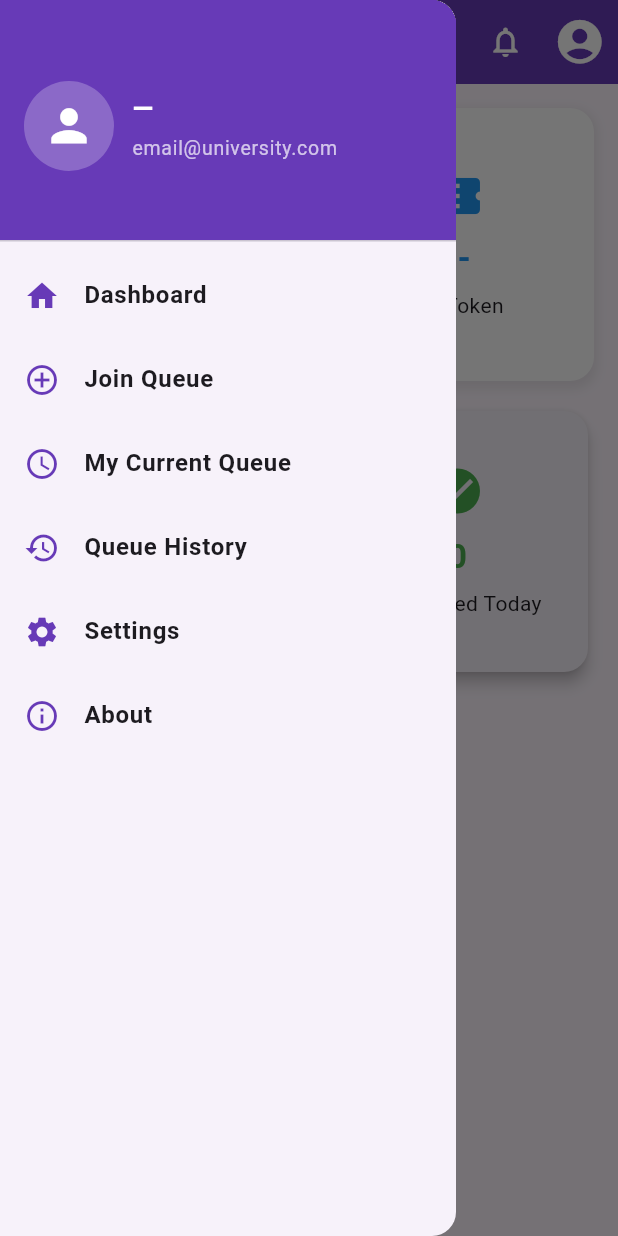
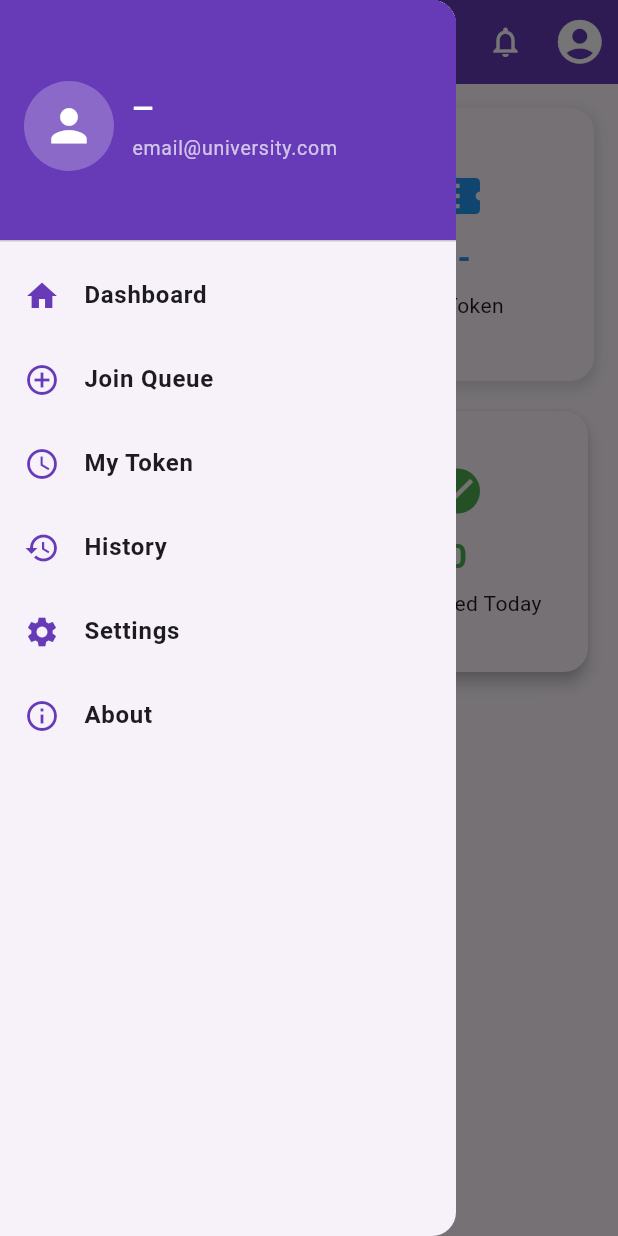
Before and after one commit to Sakshi-Kathwade/NOVA-QUEUE, a Flutter app: the QueueStatusScreen screen opened directly with empty values, with the side drawer open, on a phone screen of 412 x 824 dp. Run offline on Flutter 3.47's test engine with Material 3 defaults, Android fonts, the phone set to English and light mode, and no system bars; our stand-ins replace csv, firebase_auth, firebase_core, firebase_messaging, flutter_local_notifications, google_fonts and 6 more; missing offline and left inert: excel; accounts and stored records are empty; network calls fail.

Commit message:
in dark mode and  the translation some make changes

```diff
--- a/app_frontend/lib/Component_Student/student_dashboard.dart
+++ b/app_frontend/lib/Component_Student/student_dashboard.dart
@@ -243,7 +243,9 @@ class _QueueStatusScreenState extends State<QueueStatusScreen> {
         backgroundColor: Colors.deepPurple,
         foregroundColor: Colors.white,
         centerTitle: true,
-        title: const Text("NovaQueue – Student"),
+        title: Text(
+          "NovaQueue – ${Translations.translate('student', currentLanguage)}",
+        ),
         leading: IconButton(
           icon: const Icon(Icons.menu),
           onPressed: () => _scaffoldKey.currentState?.openDrawer(),
@@ -253,7 +255,14 @@ class _QueueStatusScreenState extends State<QueueStatusScreen> {
             icon: const Icon(Icons.notifications_none),
             onPressed: () {
               ScaffoldMessenger.of(context).showSnackBar(
-                const SnackBar(content: Text("No new notifications")),
+                SnackBar(
+                  content: Text(
+                    Translations.translate(
+                      'no_new_notifications',
+                      currentLanguage,
+                    ),
+                  ),
+                ),
               );
             },
           ),
@@ -344,12 +353,12 @@ class _QueueStatusScreenState extends State<QueueStatusScreen> {
             _drawerHeader(),
             _drawerItem(
               Icons.home,
-              "Dashboard",
+              Translations.translate('dashboard', currentLanguage),
               screen: QueueStatusScreen(studentId: widget.studentId),
             ),
             _drawerItem(
               Icons.add_circle_outline,
-              "Join Queue",
+              Translations.translate('Join Queue', currentLanguage),
               onTap: () async {
                 Navigator.pop(context);
                 await Navigator.push(
@@ -364,7 +373,7 @@ class _QueueStatusScreenState extends State<QueueStatusScreen> {
             ),
             _drawerItem(
               Icons.access_time,
-              "My Current Queue",
+              Translations.translate('My Token', currentLanguage),
               screen: MyCurrentQueueScreen(
                 queueName: queueData?["queueName"] ?? "",
 
@@ -373,17 +382,17 @@ class _QueueStatusScreenState extends State<QueueStatusScreen> {
             ),
             _drawerItem(
               Icons.history,
-              "Queue History",
+              Translations.translate('history', currentLanguage),
               screen: QueueHistoryScreen(studentId: widget.studentId),
             ),
             _drawerItem(
               Icons.settings,
-              "Settings",
+              Translations.translate('settings', currentLanguage),
               screen: StudentSettingScreen(studentId: widget.studentId),
             ),
             _drawerItem(
               Icons.info_outline,
-              "About",
+              Translations.translate('About', currentLanguage),
               screen: const AboutUsScreen(),
             ),
           ],
@@ -412,7 +421,10 @@ class _QueueStatusScreenState extends State<QueueStatusScreen> {
                     );
                   },
                   child: _InfoCard(
-                    title: "Students Waiting",
+                    title: Translations.translate(
+                      'students_waiting',
+                      currentLanguage,
+                    ),
                     value: waitingCount > 0 ? waitingCount.toString() : "--",
                     icon: Icons.people,
                     color: Colors.orange,
@@ -435,11 +447,11 @@ class _QueueStatusScreenState extends State<QueueStatusScreen> {
                   child: Container(
                     padding: const EdgeInsets.all(12),
                     decoration: BoxDecoration(
-                      color: Colors.white,
+                      color: Theme.of(context).cardColor,
                       borderRadius: BorderRadius.circular(16),
                       boxShadow: [
                         BoxShadow(
-                          color: Colors.grey.withOpacity(0.2),
+                          color: Colors.black.withOpacity(0.1),
                           spreadRadius: 2,
                           blurRadius: 5,
                           offset: const Offset(0, 3),
@@ -464,7 +476,10 @@ class _QueueStatusScreenState extends State<QueueStatusScreen> {
                           ),
                         ),
                         const SizedBox(height: 6),
-                        const Text("My Token", textAlign: TextAlign.center),
+                        Text(
+                          Translations.translate('my Token', currentLanguage),
+                          textAlign: TextAlign.center,
+                        ),
                       ],
                     ),
                   ),
@@ -483,7 +498,10 @@ class _QueueStatusScreenState extends State<QueueStatusScreen> {
                     );
                   },
                   child: _InfoCard(
-                    title: "Pending Today",
+                    title: Translations.translate(
+                      'Pending Today',
+                      currentLanguage,
+                    ),
                     value: activePendingCount.toString(),
                     icon: Icons.pending_actions,
                     color: Colors.red,
@@ -502,7 +520,10 @@ class _QueueStatusScreenState extends State<QueueStatusScreen> {
                     );
                   },
                   child: _InfoCard(
-                    title: "Completed Today",
+                    title: Translations.translate(
+                      'completed_today',
+                      currentLanguage,
+                    ),
                     value: activeCompletedCount.toString(),
                     icon: Icons.check_circle,
                     color: Colors.green,
@@ -626,6 +647,7 @@ class _InfoCard extends StatelessWidget {
   Widget build(BuildContext context) {
     return Card(
       elevation: 4,
+      color: Theme.of(context).cardColor,
       shape: RoundedRectangleBorder(borderRadius: BorderRadius.circular(16)),
       child: Column(
         mainAxisAlignment: MainAxisAlignment.center,
@@ -641,7 +663,13 @@ class _InfoCard extends StatelessWidget {
             ),
           ),
           const SizedBox(height: 6),
-          Text(title, textAlign: TextAlign.center),
+          Text(
+            title,
+            textAlign: TextAlign.center,
+            style: TextStyle(
+              color: Theme.of(context).textTheme.bodyMedium?.color,
+            ),
+          ),
         ],
       ),
     );
--- a/app_frontend/lib/services/translations.dart
+++ b/app_frontend/lib/services/translations.dart
@@ -101,6 +101,35 @@ class Translations {
       'total_students_visited': 'Total Students Visited',
       'waiting_students': 'Waiting Students',
       'queue_settings_updated_successfully': 'Queue settings updated successfully',
+      'purpose': 'Purpose',
+      'generated_at': 'Generated At',
+      'queue_not_active_or_generated': 'Queue is not active or not generated',
+      'no_email': 'No email',
+      'token_approved_success': 'Token approved successfully',
+      'token_rejected_message': 'Token rejected',
+      'no_new_notifications': 'No new notifications',
+      'join_queue': 'Join Queue',
+      'my_current_queue': 'My Current Queue',
+      'queue_history_title': 'Queue History',
+      'about': 'About',
+      'my_token': 'My Token',
+      'my_profile': 'My Profile',
+
+      'pending_today': 'Pending Today',
+      'select_start_end_time': 'Select start & end time',
+      'admin_not_found': 'Admin not found. Please login again.',
+      'queue_created_success': 'Queue Created Successfully! 🎉',
+      'failed_to_create_queue': 'Failed to create queue',
+      'queue_details': 'Queue Details',
+      'queue_name': 'Queue Name',
+      'department': 'Department',
+      'max_students': 'Max Students',
+      'start_time': 'Start Time',
+      'end_time': 'End Time',
+      'select_time': 'Select Time',
+      'admission': 'Admission',
+      'exam': 'Exam',
+      'fee': 'Fee',
     },
     'hindi': {
       // Common
@@ -198,6 +227,35 @@ class Translations {
       'recall_wait_time': 'रिकॉल प्रतीक्षा समय',
       'retries': 'पुनः प्रयास',
       'queue_settings_updated_successfully': 'कतार सेटिंग्स सफलतापूर्वक अपडेट की गईं',
+      'purpose': 'उद्देश्य',
+      'generated_at': 'उत्पन्न समय',
+      'queue_not_active_or_generated': 'कतार सक्रिय नहीं है या उत्पन्न नहीं है',
+      'no_email': 'कोई ईमेल नहीं',
+      'token_approved_success': 'टोकन सफलतापूर्वक स्वीकृत',
+      'token_rejected_message': 'टोकन अस्वीकृत',
+      'no_new_notifications': 'कोई नई सूचना नहीं',
+      'join_queue': 'कतार में शामिल हों',
+      'my_current_queue': 'मेरी वर्तमान कतार',
+      'queue_history_title': 'कतार इतिहास',
+      'about': 'के बारे में',
+      'my_token': 'मेरा टोकन',
+      'my_profile': 'मेरी प्रोफाइल',
+
+      'pending_today': 'आज लंबित',
+      'select_start_end_time': 'प्रारंभ और समाप्ति समय चुनें',
+      'admin_not_found': 'एडमिन नहीं मिला। कृपया पुनः लॉगिन करें।',
+      'queue_created_success': 'कतार सफलतापूर्वक बनाई गई! 🎉',
+      'failed_to_create_queue': 'कतार बनाने में विफल',
+      'queue_details': 'कतार विवरण',
+      'queue_name': 'कतार का नाम',
+      'department': 'विभाग',
+      'max_students': 'अधिकतम छात्र',
+      'start_time': 'प्रारंभ समय',
+      'end_time': 'समाप्ति समय',
+      'select_time': 'समय चुनें',
+      'admission': 'प्रवेश',
+      'exam': 'परीक्षा',
+      'fee': 'शुल्क',
     },
     'marathi': {
       // Common
@@ -297,6 +355,35 @@ class Translations {
       'recall_wait_time': 'पुन्हा कॉल प्रतीक्षा वेळ',
       'retries': 'पुन्हा प्रयत्न',
       'queue_settings_updated_successfully': 'रांग सेटिंग्ज यशस्वीरित्या अद्यतनित केल्या',
+      'purpose': 'उद्देश',
+      'generated_at': 'तयार झालेली वेळ',
+      'queue_not_active_or_generated': 'रांग सक्रिय नाही किंवा तयार केलेली नाही',
+      'no_email': 'ईमेल नाही',
+      'token_approved_success': 'टोकन यशस्वीरित्या मंजूर झाले',
+      'token_rejected_message': 'टोकन नाकारले',
+      'no_new_notifications': 'कोणतीही नवीन सूचना नाही',
+      'join_queue': 'रांगेत सामील व्हा',
+      'my_current_queue': 'माझी सध्याची रांग',
+      'queue_history_title': 'रांग इतिहास',
+      'about': 'बद्दल',
+      'my_token': 'माझे टोकन',
+      'my_profile': 'माझी प्रोफाइल',
+
+      'pending_today': 'आज प्रलंबित',
+      'select_start_end_time': 'प्रारंभ आणि समाप्ती वेळ निवडा',
+      'admin_not_found': 'एडमिन सापडला नाही. कृपया पुन्हा लॉगिन करा.',
+      'queue_created_success': 'रांग यशस्वीरित्या तयार केली! 🎉',
+      'failed_to_create_queue': 'रांग तयार करण्यात अयशस्वी',
+      'queue_details': 'रांग तपशील',
+      'queue_name': 'रांगेचे नाव',
+      'department': 'विभाग',
+      'max_students': 'जास्तीत जास्त विद्यार्थी',
+      'start_time': 'प्रारंभ वेळ',
+      'end_time': 'समाप्ती वेळ',
+      'select_time': 'वेळ निवडा',
+      'admission': 'प्रवेश',
+      'exam': 'परीक्षा',
+      'fee': 'शुल्क',
     },
   };
 
```
Also changed, not shown: app_frontend/lib/Component_Staff/completed_today.dart (+17 -11 lines), app_frontend/lib/Component_Staff/create_queue.dart (+43 -14 lines), app_frontend/lib/Component_Staff/pending_student.dart (+28 -10 lines), app_frontend/lib/Component_Student/completed_today.dart (+19 -13 lines), app_frontend/lib/Component_Student/queue_history.dart (+85 -22 lines), app_frontend/lib/services/toast_service.dart (+16 -8 lines).
